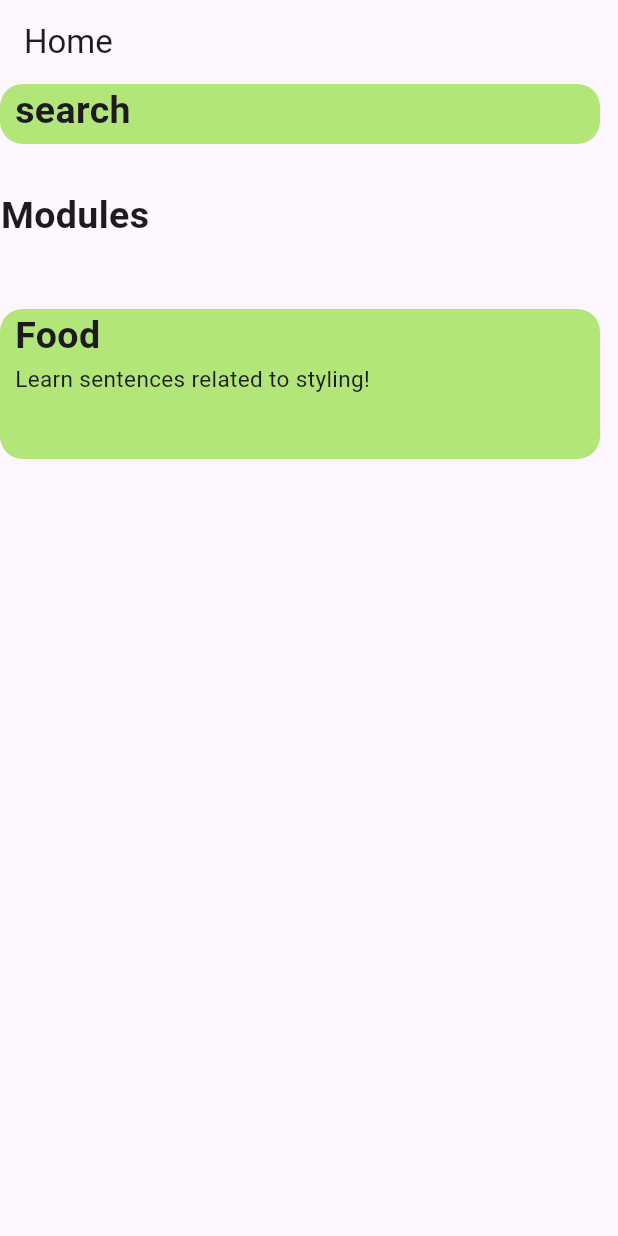
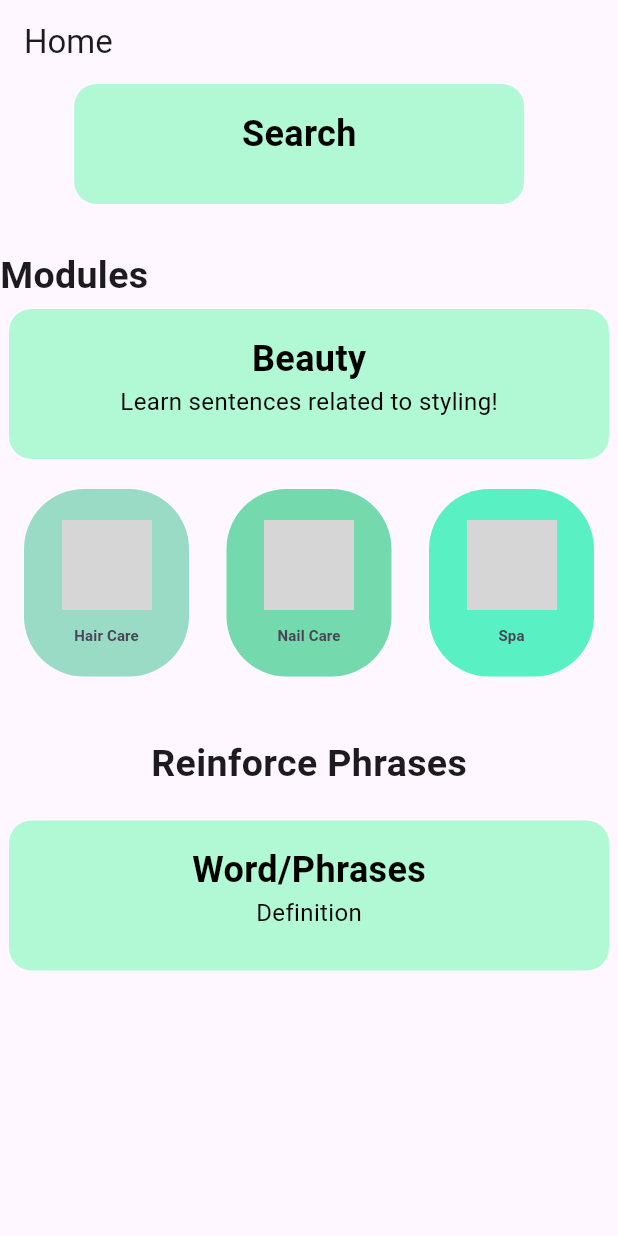
Before and after one commit to monsimb/CSCE3444_SoftwareEng, a Flutter app: the screen it shows after launch, swiped to page 3, on a phone screen of 412 x 824 dp. Run offline on Flutter 3.47's test engine with Material 3 defaults, Android fonts, the light colour scheme and no system bars; our stand-ins replace audioplayers; grey boxes are pictures that could not be loaded.

Commit message:
update formatting

```diff
--- a/lib/main.dart
+++ b/lib/main.dart
@@ -1,3 +1,5 @@
+// ignore_for_file: prefer_const_literals_to_create_immutables, prefer_const_constructors, duplicate_ignore, constant_identifier_names
+
 import 'package:flutter/material.dart';
 import 'package:audioplayers/audioplayers.dart';
 
@@ -67,7 +69,7 @@ class _HomePageState extends State<HomePage> with TickerProviderStateMixin {
               children: [
                 Container(
                     margin: const EdgeInsets.only(top: 150.0),
-                    height: 500,
+                    height: 400,
                     child: homePage1()),
                 Container(
                     margin: const EdgeInsets.only(top: 150.0),
@@ -77,6 +79,10 @@ class _HomePageState extends State<HomePage> with TickerProviderStateMixin {
                     margin: const EdgeInsets.only(top: 150.0),
                     height: 500,
                     child: homePage3()),
+                Container(
+                    margin: const EdgeInsets.only(top: 150.0),
+                    height: 500,
+                    child: homePage4()),
               ],
             ),
           ),
@@ -103,9 +109,9 @@ class _HomePageState extends State<HomePage> with TickerProviderStateMixin {
   Widget staticHomePage() {
     return Scaffold(
         body: Column(
-            // crossAxisAlignment: CrossAxisAdlignment.center,
+            crossAxisAlignment: CrossAxisAlignment.center,
             children: <Widget>[
-          SizedBox(width: 400, height: 40, child: banner('search')),
+          SizedBox(width: 300, height: 80, child: banner('Search')),
           const Padding(
               padding: EdgeInsets.only(right: 300, top: 30),
               child: Text('Modules',
@@ -115,10 +121,11 @@ class _HomePageState extends State<HomePage> with TickerProviderStateMixin {
   }
 
   Widget homePage1() {
-    const h30_spacer = SizedBox(height: 30);
+    const h30_spacer = SizedBox(height: 20);
 
     return Scaffold(
       body: Column(
+        crossAxisAlignment: CrossAxisAlignment.center,
         children: <Widget>[
           // all widgets on home page
           SizedBox(
@@ -126,50 +133,199 @@ class _HomePageState extends State<HomePage> with TickerProviderStateMixin {
               height: 100,
               child: banner('General',
                   subtext:
-                      'Learn the basics like how to give and take directions')),
+                      'Learn the basics like how to give and take directions!')),
 
           h30_spacer, // spacer
 
           SizedBox(
             child:
-                moduleButtonWidget(context, 'Directions', 'Greetings', 'pass'),
-          )
+                moduleButtonWidget(context, 'Directions', 'Greetings', 'Pass'),
+          ),
+
+         const Padding(
+          padding: EdgeInsets.only(top: 40),
+          child: Text(
+            'Reinforce Phrases',
+            style: TextStyle(fontSize: 25.0, fontWeight: FontWeight.bold),
+            ),
+          ),
+
+          h30_spacer, //spacer
+
+          SizedBox(
+            width: 400,
+            height: 100,
+            child: banner('Word/Phrases',
+              subtext:
+                  'Definition')
+          ),
         ],
       ),
     );
   }
 
 Widget homePage2() {
+    const h30_spacer = SizedBox(height: 20);
+
     return Scaffold(
-      body: Row(children: <Widget>[
+      body: Column(
+        crossAxisAlignment: CrossAxisAlignment.center,
+        children: <Widget>[
           // all widgets on home page
-        SizedBox(
-          width: 10,
-        ),
           SizedBox(
               width: 400,
               height: 100,
               child: banner('Food',
-                subtext: 'Learn the basics like how to order food!')),
-      ]),
+                  subtext:
+                      'Learn the basics like how to order food!', backgroundColor: Colors.orange, textColor: Colors.white)),
+
+          h30_spacer, // spacer
+
+
+          SizedBox(
+            child:
+                moduleButtonWidget(context, 'Ingredients', 'Cooking Tools', 'Taking Orders',
+          )),
+
+         const Padding(
+          padding: EdgeInsets.only(top: 40),
+          child: Text(
+            'Reinforce Phrases',
+            style: TextStyle(fontSize: 25.0, fontWeight: FontWeight.bold),
+            ),
+          ),
+
+          h30_spacer, //spacer
+
+          SizedBox(
+            width: 400,
+            height: 100,
+            child: banner('Word/Phrases',
+              subtext:
+                  'Definition')
+          ),
+        ],
+      ),
     );
   }
 
   Widget homePage3() {
+    const h30_spacer = SizedBox(height: 20);
+
     return Scaffold(
-      body: Column(children: <Widget>[
+      body: Column(
+        crossAxisAlignment: CrossAxisAlignment.center,
+        children: <Widget>[
           // all widgets on home page
           SizedBox(
               width: 400,
               height: 100,
+              child: banner('Beauty',
+                  subtext:
+                      'Learn sentences related to styling!')),
+
+          h30_spacer, // spacer
+
+
+          SizedBox(
             child:
-                banner('Food', subtext: 'Learn sentences related to styling!')),
-      ]),
+                moduleButtonWidget(context, 'Hair Care', 'Nail Care', 'Spa',
+          )),
+
+         const Padding(
+          padding: EdgeInsets.only(top: 40),
+          child: Text(
+            'Reinforce Phrases',
+            style: TextStyle(fontSize: 25.0, fontWeight: FontWeight.bold),
+            ),
+          ),
+
+          h30_spacer, //spacer
+
+          SizedBox(
+            width: 400,
+            height: 100,
+            child: banner('Word/Phrases',
+              subtext:
+                  'Definition')
+          ),
+        ],
+      ),
     );
   }
 
-  Widget banner(text, {subtext = ''}) {
-    const colors = Color.fromARGB(255, 179, 230, 121);
+  Widget homePage4() {
+    const h30_spacer = SizedBox(height: 20);
+
+    return Scaffold(
+      body: Column(
+        crossAxisAlignment: CrossAxisAlignment.center,
+        children: <Widget>[
+          // all widgets on home page
+          SizedBox(
+              width: 400,
+              height: 100,
+              child: banner('Travel',
+                  subtext:
+                      'Learn sentences related to travel!')),
+
+          h30_spacer, // spacer
+
+
+          SizedBox(
+            child:
+                moduleButtonWidget(context, 'Rentals', 'Airport', 'Hotels',
+          )),
+
+         const Padding(
+          padding: EdgeInsets.only(top: 40),
+          child: Text(
+            'Reinforce Phrases',
+            style: TextStyle(fontSize: 25.0, fontWeight: FontWeight.bold),
+            ),
+          ),
+
+          h30_spacer, //spacer
+
+          SizedBox(
+            width: 400,
+            height: 100,
+            child: banner('Word/Phrases',
+              subtext:
+                  'Definition')
+          ),
+        ],
+      ),
+    );
+  }
+
+  Widget banner(String text, {String subtext = '', Color backgroundColor = const Color(0xFFB0F9D4), Color textColor = Colors.black}) {
+  return Container(
+    decoration: BoxDecoration(
+      color: backgroundColor,
+      borderRadius: BorderRadius.circular(15.0),
+    ),
+    padding: const EdgeInsets.all(16.0),
+    child: Column(
+      mainAxisAlignment: MainAxisAlignment.start,
+      children: [
+        Text(
+          text,
+          style: TextStyle(fontSize: 24, fontWeight: FontWeight.bold, color: textColor),
+        ),
+        if (subtext.isNotEmpty)
+          Text(
+            subtext,
+            style: TextStyle(fontSize: 16, color: textColor),
+          ),
+      ],
+    ),
+  );
+}
+
+/*
+  Widget banner(text, {subtext = ''}){
+    const colors = Color(0xFFB0F9D4);
 
     return Container(
       decoration: BoxDecoration(
@@ -180,7 +336,19 @@ class _HomePageState extends State<HomePage> with TickerProviderStateMixin {
       child: Column(
         crossAxisAlignment: CrossAxisAlignment.start,
         children: [
-          Text(
+   /*       Flexible(
+            child: FittedBox(
+              fit: BoxFit.scaleDown,
+              child: Text(
+                title,
+                style: TextStyle(
+                  fontSize: 24,
+                  fontWeight: FontWeight.bold,
+                  color: const Color.fromARGB(255, 0, 0, 0),
+              ),
+            ),
+          )),
+  */        Text(
             text,
             style: const TextStyle(
               fontSize: 25.0,
@@ -199,7 +367,7 @@ class _HomePageState extends State<HomePage> with TickerProviderStateMixin {
       ),
     );
   }
-
+*/
   Widget moduleButtonWidget(BuildContext context, submod1, submod2, submod3) {
     // style for all buttons. (current holding size and shape)
     final ButtonStyle btnStyle = ElevatedButton.styleFrom(
@@ -219,8 +387,10 @@ class _HomePageState extends State<HomePage> with TickerProviderStateMixin {
 
     // text style, (bold, font, color, etc)
     const TextStyle texStyle = TextStyle(
+      fontSize: 10,
       fontWeight: FontWeight.bold,
     );
+
     return Stack(
       children: <Widget>[
         Row(mainAxisAlignment: MainAxisAlignment.center, children: <Widget>[
```
Lines whose indentation alone changed are shown as unchanged.
